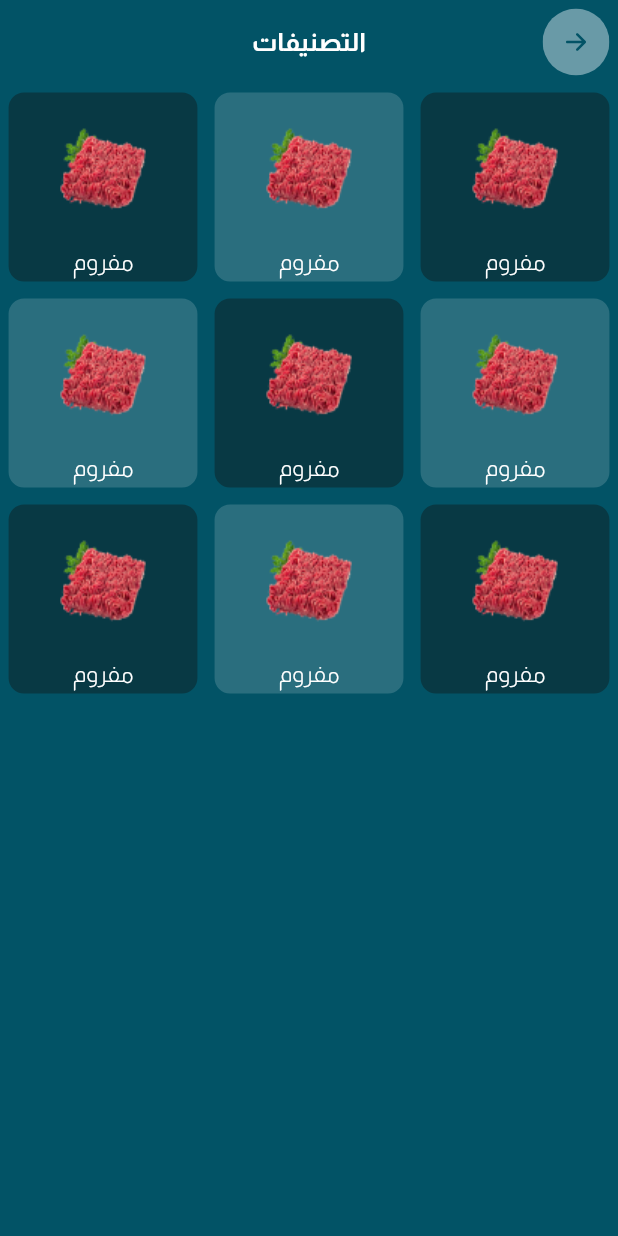
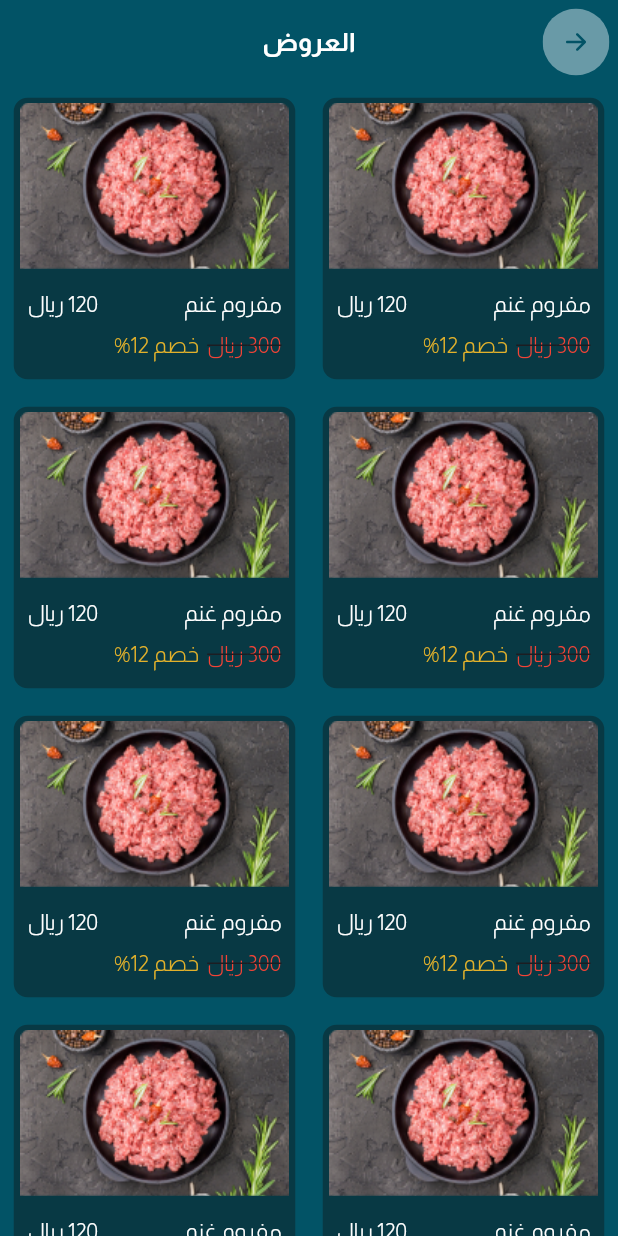
Before and after one commit to ranahamdy1/abo_maged_app, a Flutter app: the screen it shows after launch, after a tap on "تخطي", after a tap on "عرض الكل", on a phone screen of 412 x 824 dp. Run offline on Flutter 3.47's test engine with Material 3 defaults, Android fonts, the phone set to English and light mode, and no system bars; our stand-ins replace animated_splash_screen, bloc, carousel_slider, contained_tab_bar_view, dio, easy_localization and 6 more; accounts and stored records are empty.

Commit message:
add All offer screen

```diff
--- a/lib/core/widgets/text_widget.dart
+++ b/lib/core/widgets/text_widget.dart
@@ -14,6 +14,7 @@ class TextWidget extends StatelessWidget {
         this.fontWeight,
         this.shadows,
         this.maxLines,
+        this.decoration,
       });
   final String text;
   final Color? color;
@@ -24,6 +25,7 @@ class TextWidget extends StatelessWidget {
   final FontWeight? fontWeight;
   final List<Shadow>? shadows;
   final int? maxLines;
+  final TextDecoration? decoration;
 
   const TextWidget.bigText(
       this.text, {
@@ -35,7 +37,7 @@ class TextWidget extends StatelessWidget {
         this.fontSize = 15,
         this.fontWeight = FontWeight.w700,
         this.shadows,
-        this.maxLines,
+        this.maxLines, this.decoration,
       });
   const TextWidget.smallText(
       this.text, {
@@ -47,7 +49,7 @@ class TextWidget extends StatelessWidget {
         this.fontSize = 14,
         this.fontWeight = FontWeight.w400,
         this.shadows,
-        this.maxLines,
+        this.maxLines, this.decoration,
       });
   const TextWidget.mediumText(
       this.text, {
@@ -59,7 +61,7 @@ class TextWidget extends StatelessWidget {
         this.fontSize = 12,
         this.fontWeight = FontWeight.w700,
         this.shadows,
-        this.maxLines,
+        this.maxLines, this.decoration,
       });
 
   @override
@@ -76,6 +78,7 @@ class TextWidget extends StatelessWidget {
         fontWeight: fontWeight,
         shadows: shadows,
         fontFamily: "Almarai",
+        decoration: decoration
       ),
     );
   }
--- /dev/null
+++ b/lib/features/home/home/view/all_offer_screen.dart
@@ -0,0 +1,88 @@
+import 'package:abo_maged_app/core/utils/app_assets.dart';
+import 'package:abo_maged_app/core/utils/app_colors.dart';
+import 'package:abo_maged_app/core/utils/app_routes.dart';
+import 'package:abo_maged_app/core/widgets/text_widget.dart';
+import 'package:flutter/material.dart';
+import 'package:flutter_screenutil/flutter_screenutil.dart';
+import 'package:flutter_svg/flutter_svg.dart';
+
+class AllOfferScreen extends StatelessWidget {
+  const AllOfferScreen({super.key});
+
+  @override
+  Widget build(BuildContext context) {
+    return Scaffold(
+      appBar: AppBar(
+        backgroundColor: AppColors.mainColor,
+        title: const TextWidget.bigText("العروض"),
+        centerTitle: true,
+        leading: Padding(
+          padding: EdgeInsets.all(5.0.w),
+          child: GestureDetector(
+            onTap: () {
+              AppRoutes.pop(context);
+            },
+            child: SizedBox(
+              height: 40.h,
+              width: 40.w,
+              child: SvgPicture.asset("next".getSvgAsset),
+            ),
+          ),
+        ),
+      ),
+      body: SizedBox(
+        height: 1000,
+        width: double.infinity,
+        child: GridView.builder(
+          shrinkWrap: true,
+          gridDelegate: const SliverGridDelegateWithFixedCrossAxisCount(crossAxisCount: 2,),
+          itemBuilder: (_, index) => Padding(
+            padding: EdgeInsets.all(8.0.w),
+            child: Container(
+              height: 177.h,
+              width: 179.w,
+              decoration: BoxDecoration(
+                  borderRadius: BorderRadius.circular(8.r),
+                  color:  AppColors.secondColor
+              ),
+              child: Column(
+                mainAxisAlignment: MainAxisAlignment.spaceEvenly,
+                children: [
+                  Image.asset("search_image".getPngAsset),
+                  Padding(
+                    padding: EdgeInsets.all(8.0.w),
+                    child: Column(
+                      mainAxisAlignment: MainAxisAlignment.spaceBetween,
+                      crossAxisAlignment: CrossAxisAlignment.start,
+                      children: [
+                        const Row(
+                          mainAxisAlignment: MainAxisAlignment.spaceBetween,
+                          children: [
+                            TextWidget("مفروم غنم"),
+                            TextWidget("120 ريال"),
+                          ],
+                        ),
+                        SizedBox(height: 5.h),
+                        const Row(
+                          children: [
+                            TextWidget(
+                              "300 ريال ",
+                                decoration: TextDecoration.lineThrough,
+                                color: Colors.red,
+                            ),
+                            TextWidget(" خصم 12%", color: AppColors.yellowColor,),
+                          ],
+                        ),
+                      ],
+                    ),
+                  )
+                ],
+              ),
+            ),
+          ),
+          itemCount: 10,
+        ),
+      ),
+    );
+  }
+}
--- a/lib/features/home/home/view/main_home_screen.dart
+++ b/lib/features/home/home/view/main_home_screen.dart
@@ -3,6 +3,7 @@ import 'package:abo_maged_app/core/utils/app_colors.dart';
 import 'package:abo_maged_app/core/utils/app_routes.dart';
 import 'package:abo_maged_app/core/widgets/text_widget.dart';
 import 'package:abo_maged_app/features/home/home/view/all_categories_screen.dart';
+import 'package:abo_maged_app/features/home/home/view/all_offer_screen.dart';
 import 'package:abo_maged_app/features/home/home/view/all_special_categories_screen.dart';
 import 'package:carousel_slider/carousel_slider.dart';
 import 'package:flutter/cupertino.dart';
@@ -70,13 +71,18 @@ class _MainHomeScreenState extends State<MainHomeScreen> {
         ),
         Padding(
           padding: EdgeInsets.all(18.0.w),
-          child: const Row(
+          child: Row(
             children: [
-              TextWidget.bigText("عروض مميزة", color: AppColors.whiteColor),
-              Spacer(),
-              TextWidget.smallText(
-                "عرض الكل",
-                color: AppColors.yellowColor,
+              const TextWidget.bigText("عروض مميزة", color: AppColors.whiteColor),
+              const Spacer(),
+              InkWell(
+                onTap: (){
+                  AppRoutes.routeTo(context, const AllOfferScreen());
+                },
+                child: const TextWidget.smallText(
+                  "عرض الكل",
+                  color: AppColors.yellowColor,
+                ),
               ),
             ],
           ),
```
